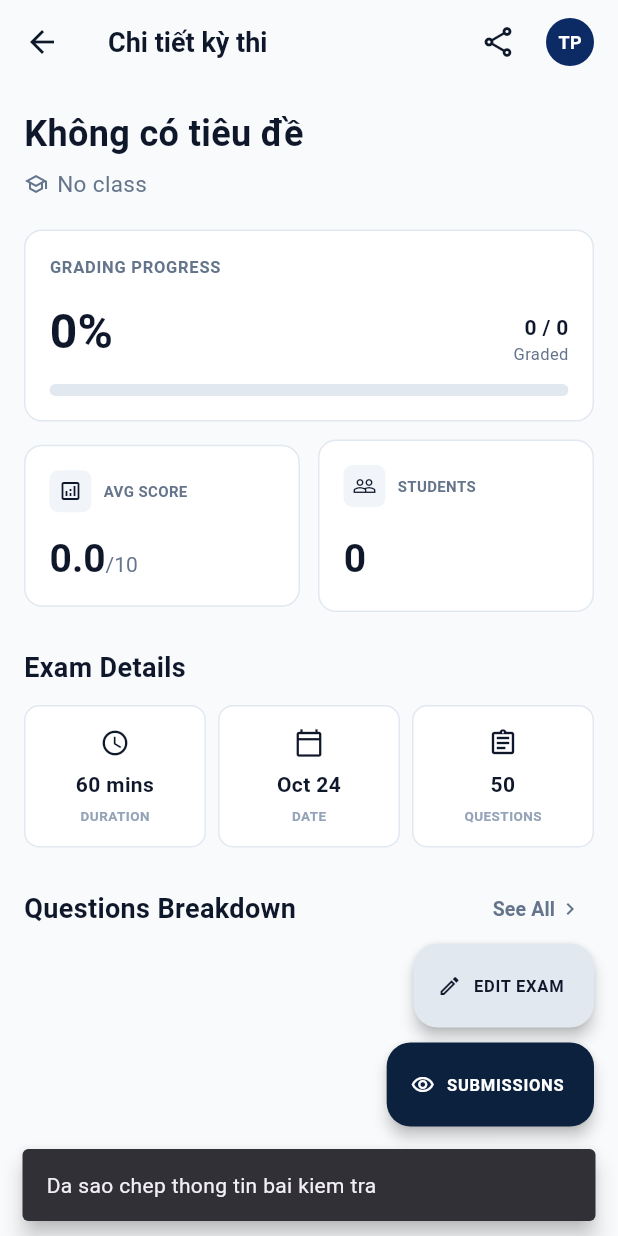
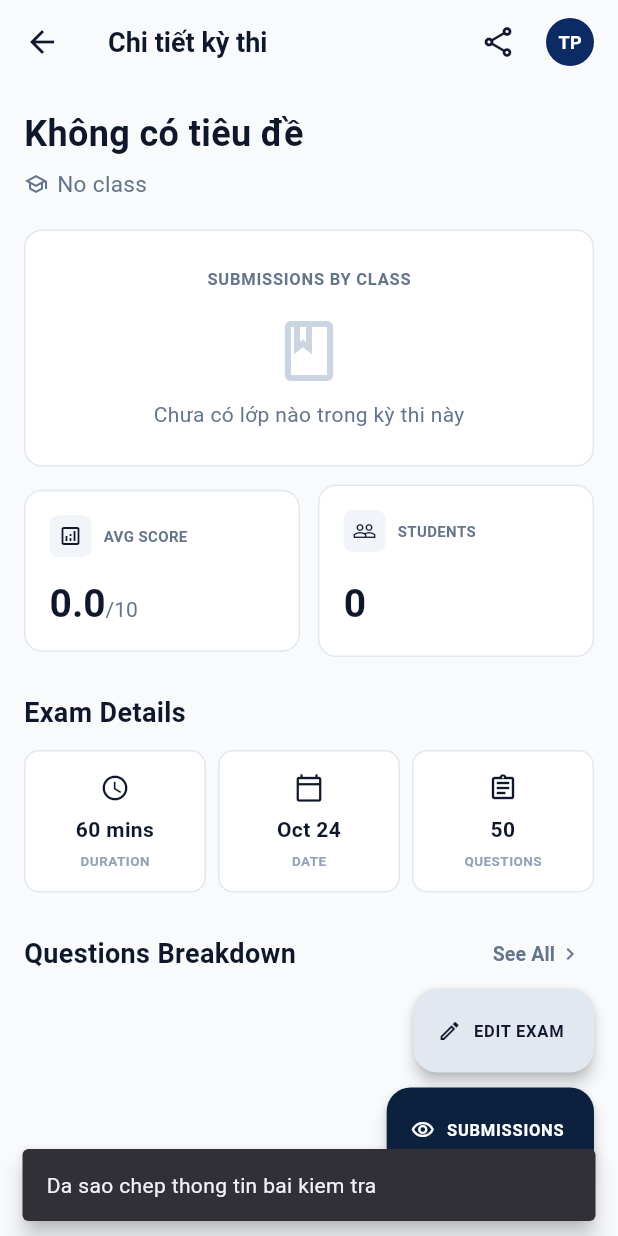
Before and after one commit to manhzung/SMART-GRADING, a Flutter app: the ExamDetailPage screen opened by its route, after a tap on "SUBMISSIONS", after a tap on the "share" icon, on a phone screen of 412 x 824 dp. Run offline on Flutter 3.47's test engine with Material 3 defaults, Android fonts, the phone set to English and light mode, and no system bars; our stand-ins replace camera, connectivity_plus, dio, equatable, flutter_bloc, flutter_secure_storage and 4 more; missing offline and left inert: opencv_dart; accounts and stored records are empty; network calls fail.

Commit message:
feat(mobile): replace GRADING PROGRESS card with SubmissionSummaryWidget
Co-authored-by: Cursor <cursoragent@cursor.com>

```diff
--- a/client/mobile/lib/presentation/pages/exam_detail_page.dart
+++ b/client/mobile/lib/presentation/pages/exam_detail_page.dart
@@ -3,8 +3,11 @@ import 'package:flutter/services.dart';
 import 'package:get_it/get_it.dart';
 import '../../core/network/api_client.dart';
 import '../../core/network/exam_service.dart';
+import '../../core/network/exam_submissions_service.dart';
 import '../../core/network/submission_service.dart';
+import '../../domain/entities/class_submission_summary.entity.dart';
 import '../../domain/entities/exam.entity.dart';
+import '../../presentation/widgets/submission_summary_widget.dart';
 import 'edit_exam_page.dart';
 import 'exam_questions_page.dart';
 import 'submissions_page.dart';
@@ -21,10 +24,12 @@ class ExamDetailPage extends StatefulWidget {
 class _ExamDetailPageState extends State<ExamDetailPage> {
   late ExamService _examService;
   late SubmissionService _submissionService;
+  late ExamSubmissionsService _examSubmissionsService;
 
   bool _isLoading = false;
   Exam? _fullExam;
   ExamStatistics? _statistics;
+  Map<String, ClassSubmissionSummary> _classSummaries = {};
 
   @override
   void initState() {
@@ -32,6 +37,7 @@ class _ExamDetailPageState extends State<ExamDetailPage> {
     final apiClient = GetIt.instance<ApiClient>();
     _examService = ExamService(apiClient: apiClient);
     _submissionService = SubmissionService(apiClient: apiClient);
+    _examSubmissionsService = ExamSubmissionsService(apiClient: apiClient);
     _loadData();
   }
 
@@ -44,11 +50,13 @@ class _ExamDetailPageState extends State<ExamDetailPage> {
       final futures = await Future.wait([
         _examService.getExamById(widget.exam.id),
         _submissionService.getExamStatistics(widget.exam.id),
+        _examSubmissionsService.getExamSubmissionsByClass(widget.exam.id),
       ]);
 
       setState(() {
         _fullExam = futures[0] as Exam;
         _statistics = futures[1] as ExamStatistics;
+        _classSummaries = futures[2] as Map<String, ClassSubmissionSummary>;
         _isLoading = false;
       });
     } catch (e) {
@@ -109,6 +117,7 @@ Diem: ${exam.totalScore}
     final displayTotalStudents = totalStudents > 0 ? totalStudents : 0;
     final displayTotalGraded = totalGraded > 0 ? totalGraded : 0;
 
+    // ignore: unused_local_variable
     final double progressPercent = displayTotalStudents > 0
         ? (displayTotalGraded / displayTotalStudents) * 100
         : 0.0;
@@ -230,75 +239,10 @@ Diem: ${exam.totalScore}
                     ),
                     const SizedBox(height: 20),
 
-                    // GRADING PROGRESS CARD
-                    Container(
-                      width: double.infinity,
-                      decoration: BoxDecoration(
-                        color: Colors.white,
-                        borderRadius: BorderRadius.circular(12),
-                        border: Border.all(color: const Color(0xFFE2E8F0)),
-                      ),
-                      padding: const EdgeInsets.all(16),
-                      child: Column(
-                        crossAxisAlignment: CrossAxisAlignment.start,
-                        children: [
-                          const Text(
-                            'GRADING PROGRESS',
-                            style: TextStyle(
-                              fontSize: 11,
-                              fontWeight: FontWeight.bold,
-                              color: Color(0xFF64748B),
-                              letterSpacing: 0.5,
-                            ),
-                          ),
-                          const SizedBox(height: 12),
-                          Row(
-                            mainAxisAlignment: MainAxisAlignment.spaceBetween,
-                            crossAxisAlignment: CrossAxisAlignment.end,
-                            children: [
-                              Text(
-                                '${progressPercent.round()}%',
-                                style: const TextStyle(
-                                  fontSize: 32,
-                                  fontWeight: FontWeight.bold,
-                                  color: Color(0xFF0F172A),
-                                ),
-                              ),
-                              Column(
-                                crossAxisAlignment: CrossAxisAlignment.end,
-                                children: [
-                                  Text(
-                                    '$displayTotalGraded / $displayTotalStudents',
-                                    style: const TextStyle(
-                                      fontSize: 14,
-                                      fontWeight: FontWeight.bold,
-                                      color: Color(0xFF0F172A),
-                                    ),
-                                  ),
-                                  const Text(
-                                    'Graded',
-                                    style: TextStyle(
-                                      fontSize: 11,
-                                      color: Color(0xFF64748B),
-                                    ),
-                                  ),
-                                ],
-                              ),
-                            ],
-                          ),
-                          const SizedBox(height: 12),
-                          // Custom Linear Progress bar
-                          ClipRRect(
-                            borderRadius: BorderRadius.circular(4),
-                            child: LinearProgressIndicator(
-                              value: progressPercent / 100,
-                              minHeight: 8,
-                              backgroundColor: const Color(0xFFE2E8F0),
-                              valueColor: const AlwaysStoppedAnimation<Color>(Color(0xFF0C2B64)),
-                            ),
-                          ),
-                        ],
-                      ),
+                    // SUBMISSIONS BY CLASS CARD
+                    SubmissionSummaryWidget(
+                      summaries: _classSummaries,
+                      examId: displayExam.id,
                     ),
                     const SizedBox(height: 12),
 
@@ -572,7 +516,7 @@ Diem: ${exam.totalScore}
                       Navigator.push(
                         context,
                         MaterialPageRoute(
-                          builder: (context) => SubmissionsPage(exam: displayExam),
+                          builder: (context) => SubmissionsPage(exam: displayExam, examId: displayExam.id),
                         ),
                       );
                     },
```
